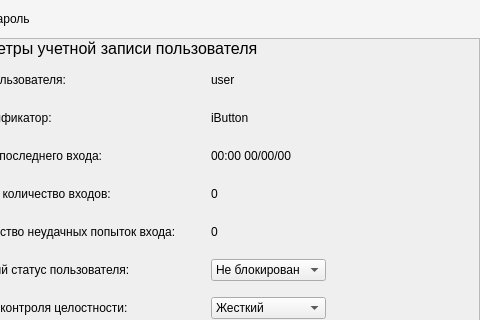
Above: ui/UsersListPanel.ui from m6v/sobol before the change; both pictures show x 329 to 809 and y 0 to 320 of the 809 by 643 pixel window. Below: the same form after it.
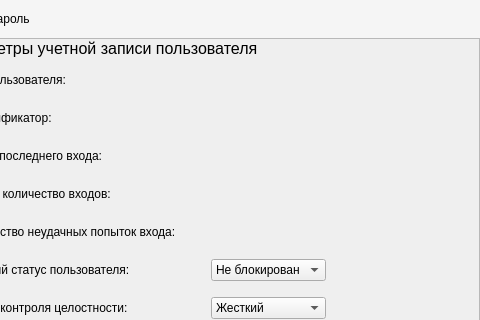
That is the form after the change. Icons and pictures are not drawn. Custom widgets are drawn as their Qt base class.

```diff
--- a/ui/UsersListPanel.ui
+++ b/ui/UsersListPanel.ui
@@ -274,7 +274,7 @@
                  </size>
                 </property>
                 <property name="text">
-                 <string>user</string>
+                 <string/>
                 </property>
                </widget>
               </item>
@@ -300,7 +300,7 @@
                  </size>
                 </property>
                 <property name="text">
-                 <string>iButton</string>
+                 <string/>
                 </property>
                </widget>
               </item>
@@ -326,7 +326,7 @@
                  </size>
                 </property>
                 <property name="text">
-                 <string>00:00 00/00/00</string>
+                 <string/>
                 </property>
                </widget>
               </item>
@@ -352,7 +352,7 @@
                  </size>
                 </property>
                 <property name="text">
-                 <string>0</string>
+                 <string/>
                 </property>
                </widget>
               </item>
@@ -378,7 +378,7 @@
                  </size>
                 </property>
                 <property name="text">
-                 <string>0</string>
+                 <string/>
                 </property>
                </widget>
               </item>
```
